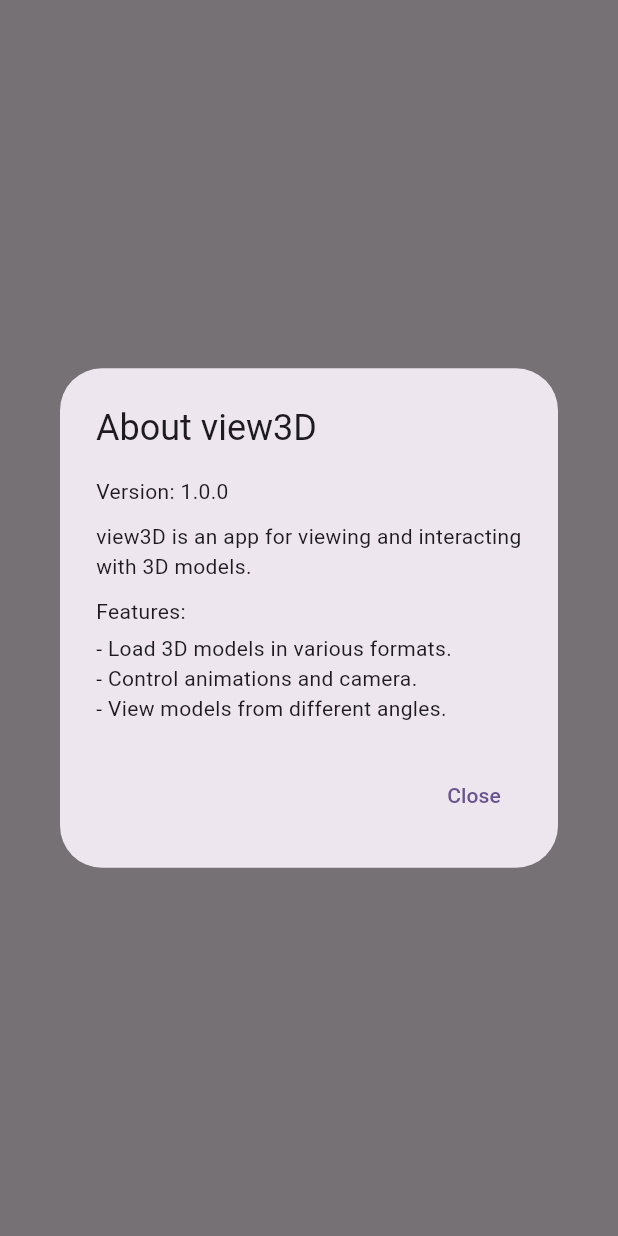
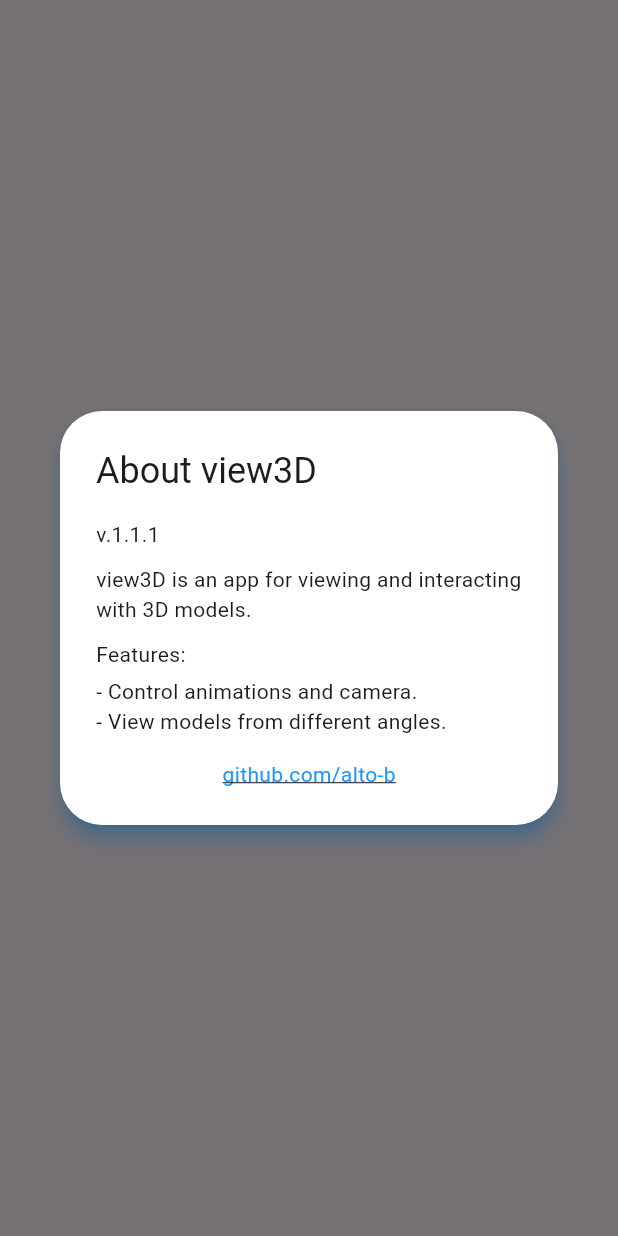
Before and after one commit to Alto-b/view3D, a Flutter app: what showAppInfoDialog() shows on an empty page, opened directly, on a phone screen of 412 x 824 dp. Run offline on Flutter 3.47's test engine with Material 3 defaults, Android fonts, the phone set to English and light mode, and no system bars; our stand-ins replace google_fonts, package_info_plus; missing offline and left inert: flutter_3d_controller.

```diff
--- a/lib/homepage.dart
+++ b/lib/homepage.dart
@@ -2,6 +2,8 @@ import 'package:flutter/material.dart';
 import 'package:flutter/services.dart';
 import 'package:flutter_3d_controller/flutter_3d_controller.dart';
 import 'package:google_fonts/google_fonts.dart';
+import 'package:package_info_plus/package_info_plus.dart';
+import 'package:url_launcher/url_launcher.dart';
 
 class HomePage extends StatefulWidget {
   const HomePage({super.key});
@@ -12,6 +14,8 @@ class HomePage extends StatefulWidget {
 
 class _HomePageState extends State<HomePage> {
   Flutter3DController controller = Flutter3DController();
+  Future<PackageInfo> packageInfo = PackageInfo.fromPlatform();
+
   String? chosenAnimation;
   String? chosenTexture;
   List<String> images = [
@@ -63,7 +67,7 @@ class _HomePageState extends State<HomePage> {
               onPressed: () {
                 showAppInfoDialog(context);
               },
-              icon: Icon(Icons.info))
+              icon: const Icon(Icons.info_outline))
         ],
       ),
       body: SafeArea(
@@ -94,6 +98,8 @@ class _HomePageState extends State<HomePage> {
                       child: IntrinsicWidth(
                         child: Container(
                           decoration: BoxDecoration(
+                            border:
+                                Border.all(width: 0.5, color: Colors.black54),
                             color: Colors.white24,
                             borderRadius: BorderRadius.circular(30),
                           ),
@@ -178,31 +184,52 @@ void showAppInfoDialog(BuildContext context) {
     context: context,
     builder: (BuildContext context) {
       return AlertDialog(
-        title: Text('About view3D'),
+        elevation: 5,
+        shadowColor: Colors.blue,
+        backgroundColor: Colors.white,
+        title: const Text('About view3D'),
         content: Column(
           mainAxisSize: MainAxisSize.min,
           crossAxisAlignment: CrossAxisAlignment.start,
           children: [
-            Text('Version: 1.0.0'),
-            SizedBox(height: 10),
-            Text(
+            const Text("v.1.1.1"),
+            const SizedBox(height: 10),
+            const Text(
                 'view3D is an app for viewing and interacting with 3D models.'),
-            SizedBox(height: 10),
-            Text('Features:'),
-            SizedBox(height: 5),
-            Text('- Load 3D models in various formats.'),
-            Text('- Control animations and camera.'),
-            Text('- View models from different angles.'),
+            const SizedBox(height: 10),
+            const Text('Features:'),
+            const SizedBox(height: 5),
+            const Text('- Control animations and camera.'),
+            const Text('- View models from different angles.'),
+            const SizedBox(height: 15),
+            Center(
+              child: GestureDetector(
+                onTap: () async {
+                  const url = 'https://github.com/alto-b';
+                  try {
+                    // if (await canLaunchUrl(Uri.parse(url))) {
+                    // await launch(url,
+                    //     forceWebView: false, enableJavaScript: true);
+
+                    await launch(url);
+                    // } else {
+                    // print('Could not launch $url');
+                    // }
+                  } catch (e) {
+                    print('Exception occurred: $e');
+                  }
+                },
+                child: const Text(
+                  "github.com/alto-b",
+                  style: TextStyle(
+                    color: Colors.blue,
+                    decoration: TextDecoration.underline,
+                  ),
+                ),
+              ),
+            ),
           ],
         ),
-        actions: [
-          TextButton(
-            onPressed: () {
-              Navigator.of(context).pop(); // Closes the dialog
-            },
-            child: Text('Close'),
-          ),
-        ],
       );
     },
   );
--- a/pubspec.yaml
+++ b/pubspec.yaml
@@ -16,7 +16,7 @@ publish_to: "none" # Remove this line if you wish to publish to pub.dev
 # https://developer.apple.com/library/archive/documentation/General/Reference/InfoPlistKeyReference/Articles/CoreFoundationKeys.html
 # In Windows, build-name is used as the major, minor, and patch parts
 # of the product and file versions while build-number is used as the build suffix.
-version: 1.0.0+1
+version: 1.1.1+1
 
 environment:
   sdk: ">=3.3.4 <4.0.0"
@@ -33,6 +33,8 @@ dependencies:
     sdk: flutter
   flutter_3d_controller: ^1.3.1
   google_fonts: ^6.2.1
+  package_info_plus: ^8.0.2
+  url_launcher: ^6.3.0
 
 dev_dependencies:
   flutter_lints: ^3.0.0
```
Also changed, not shown: pubspec.lock, 2 other files.
